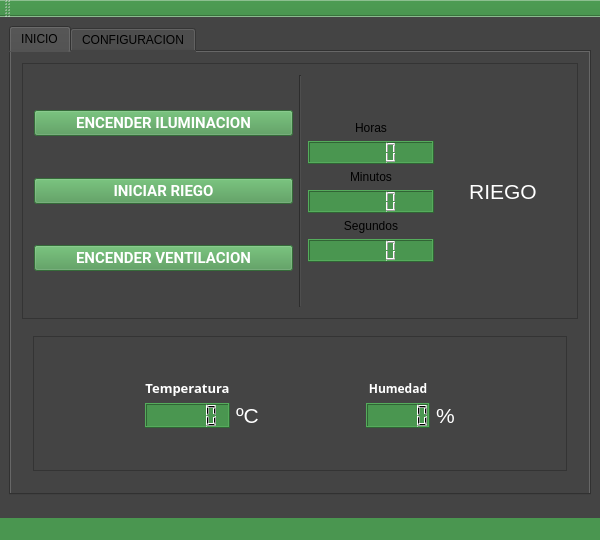
Qt form gui/mainwindow.ui (destefanomartin/indoor-gui) before a commit.
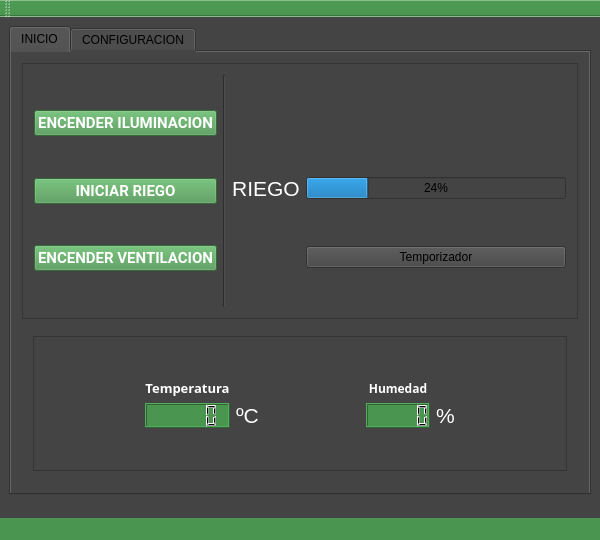
The same form after that commit. Icons and pictures are not drawn.

The edit to the form file:
```diff
--- a/gui/mainwindow.ui
+++ b/gui/mainwindow.ui
@@ -1204,87 +1204,19 @@
            <item row="0" column="2">
             <layout class="QGridLayout" name="gridLayout_6">
              <item row="0" column="0">
-              <layout class="QVBoxLayout" name="verticalLayout_8">
-               <item>
-                <spacer name="verticalSpacer_18">
-                 <property name="orientation">
-                  <enum>Qt::Vertical</enum>
-                 </property>
-                 <property name="sizeHint" stdset="0">
-                  <size>
-                   <width>20</width>
-                   <height>40</height>
-                  </size>
-                 </property>
-                </spacer>
-               </item>
-               <item>
-                <widget class="QLabel" name="label_10">
-                 <property name="text">
-                  <string>Horas</string>
-                 </property>
-                 <property name="alignment">
-                  <set>Qt::AlignCenter</set>
-                 </property>
-                </widget>
-               </item>
-               <item>
-                <widget class="QLCDNumber" name="lcdNumber_3">
-                 <property name="styleSheet">
-                  <string notr="true">background-color: rgb(74, 150, 80);</string>
-                 </property>
-                </widget>
-               </item>
-               <item>
-                <widget class="QLabel" name="label_11">
-                 <property name="text">
-                  <string>Minutos</string>
-                 </property>
-                 <property name="alignment">
-                  <set>Qt::AlignCenter</set>
-                 </property>
-                </widget>
-               </item>
-               <item>
-                <widget class="QLCDNumber" name="lcdNumber_4">
-                 <property name="styleSheet">
-                  <string notr="true">background-color: rgb(74, 150, 80);</string>
-                 </property>
-                </widget>
-               </item>
-               <item>
-                <widget class="QLabel" name="label_12">
-                 <property name="text">
-                  <string>Segundos</string>
-                 </property>
-                 <property name="alignment">
-                  <set>Qt::AlignCenter</set>
-                 </property>
-                </widget>
-               </item>
-               <item>
-                <widget class="QLCDNumber" name="lcdNumber_5">
-                 <property name="styleSheet">
-                  <string notr="true">background-color: rgb(74, 150, 80);</string>
-                 </property>
-                </widget>
-               </item>
-               <item>
-                <spacer name="verticalSpacer_17">
-                 <property name="orientation">
-                  <enum>Qt::Vertical</enum>
-                 </property>
-                 <property name="sizeHint" stdset="0">
-                  <size>
-                   <width>20</width>
-                   <height>40</height>
-                  </size>
-                 </property>
-                </spacer>
-               </item>
-              </layout>
+              <spacer name="verticalSpacer_17">
+               <property name="orientation">
+                <enum>Qt::Vertical</enum>
+               </property>
+               <property name="sizeHint" stdset="0">
+                <size>
+                 <width>20</width>
+                 <height>40</height>
+                </size>
+               </property>
+              </spacer>
              </item>
-             <item row="0" column="1">
+             <item row="1" column="0">
               <widget class="QLabel" name="label_9">
                <property name="font">
                 <font>
@@ -1302,6 +1234,36 @@
                </property>
               </widget>
              </item>
+             <item row="1" column="1">
+              <widget class="QProgressBar" name="progressBar">
+               <property name="value">
+                <number>24</number>
+               </property>
+               <property name="orientation">
+                <enum>Qt::Horizontal</enum>
+               </property>
+              </widget>
+             </item>
+             <item row="2" column="0">
+              <spacer name="verticalSpacer_18">
+               <property name="orientation">
+                <enum>Qt::Vertical</enum>
+               </property>
+               <property name="sizeHint" stdset="0">
+                <size>
+                 <width>20</width>
+                 <height>40</height>
+                </size>
+               </property>
+              </spacer>
+             </item>
+             <item row="2" column="1">
+              <widget class="QPushButton" name="tempRiego">
+               <property name="text">
+                <string>Temporizador</string>
+               </property>
+              </widget>
+             </item>
             </layout>
            </item>
            <item row="0" column="0">
```
